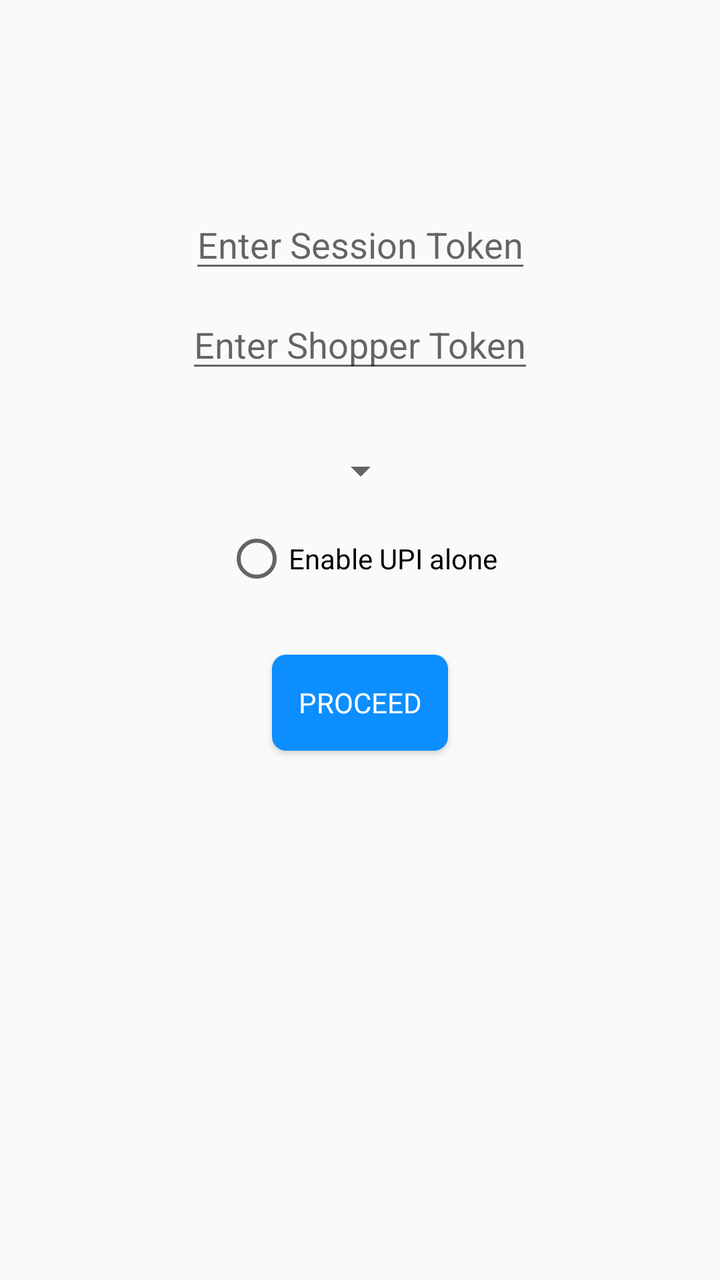
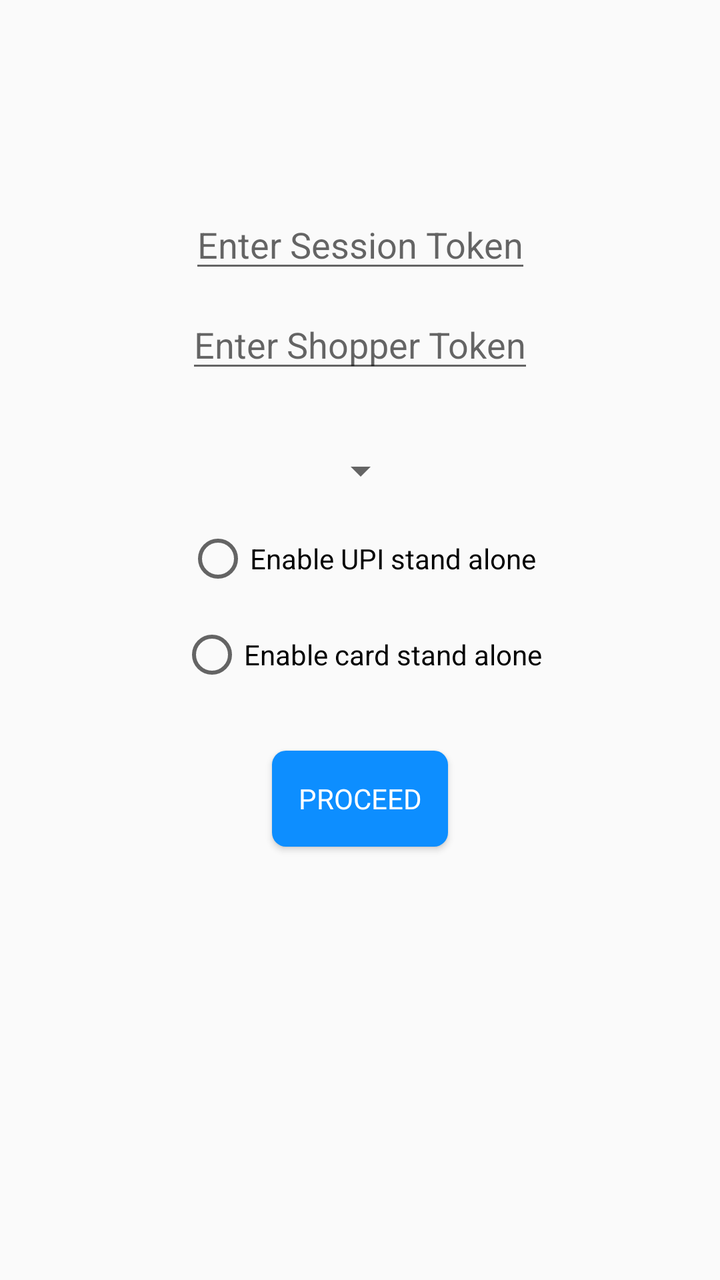

An Android layout rendered at two revisions. The XML below is the earlier revision; the diff shows what the commit changed to produce the second picture.
<!-- AndroidManifest.xml: application theme AppTheme -->
<!-- res/layout/activity_merchant_details_screen.xml -->
<?xml version="1.0" encoding="utf-8"?>
<androidx.constraintlayout.widget.ConstraintLayout xmlns:android="http://schemas.android.com/apk/res/android"
    xmlns:app="http://schemas.android.com/apk/res-auto"
    xmlns:tools="http://schemas.android.com/tools"
    android:layout_width="match_parent"
    android:layout_height="match_parent"
    android:id="@+id/main_container"
    tools:context=".MerchantDetailsScreen">

    <EditText
        android:id="@+id/editTextText"
        android:layout_width="wrap_content"
        android:layout_height="wrap_content"
        android:layout_marginTop="100dp"
        android:hint="Enter Session Token"
        android:inputType="text"
        app:layout_constraintEnd_toEndOf="parent"
        app:layout_constraintStart_toStartOf="parent"
        app:layout_constraintTop_toTopOf="parent"
        tools:ignore="TouchTargetSizeCheck" />

    <EditText
        android:id="@+id/shopperTokenEditText"
        android:layout_width="wrap_content"
        android:layout_height="wrap_content"
        android:layout_marginTop="50dp"
        android:hint="Enter Shopper Token"
        android:inputType="text"
        app:layout_constraintEnd_toEndOf="parent"
        app:layout_constraintStart_toStartOf="parent"
        app:layout_constraintTop_toTopOf="@+id/editTextText"
        tools:ignore="TouchTargetSizeCheck" />

    <Spinner
        android:id="@+id/environmentSpinner"
        android:layout_width="wrap_content"
        android:layout_height="wrap_content"
        android:layout_marginTop="32dp"
        android:hint="Select Environment"
        android:inputType="text"
        app:layout_constraintEnd_toEndOf="@+id/editTextText"
        app:layout_constraintStart_toStartOf="@+id/editTextText"
        app:layout_constraintTop_toBottomOf="@+id/shopperTokenEditText"
        tools:ignore="TouchTargetSizeCheck" />

    <RadioButton
        android:id="@+id/upiRadioButton"
        android:layout_width="wrap_content"
        android:layout_height="wrap_content"
        android:layout_marginTop="16dp"
        android:text="Enable UPI alone"
        app:layout_constraintEnd_toEndOf="@+id/environmentSpinner"
        app:layout_constraintStart_toStartOf="@+id/environmentSpinner"
        app:layout_constraintTop_toBottomOf="@+id/environmentSpinner" />


    <androidx.appcompat.widget.AppCompatButton
        android:id="@+id/button"
        android:layout_width="wrap_content"
        android:layout_height="wrap_content"
        android:layout_marginTop="32dp"
        android:text="Proceed"
        app:layout_constraintEnd_toEndOf="parent"
        app:layout_constraintStart_toStartOf="parent"
        android:background="@drawable/button_bg"
        android:textColor="#FFFFFF"
        android:fontFamily="@font/poppins_semibold"
        app:layout_constraintTop_toBottomOf="@+id/upiRadioButton" />
</androidx.constraintlayout.widget.ConstraintLayout>
<!-- resources referenced by this layout -->
<resources>
  <!-- drawable button_bg (drawable) -->
  <?xml version="1.0" encoding="utf-8"?>
  <shape xmlns:android="http://schemas.android.com/apk/res/android">
  <solid android:color="#0D8EFF"/>
      <corners android:radius="7dp"/>
  </shape>
  <style name="AppTheme" parent="Theme.AppCompat.Light.NoActionBar" />
</resources>

<!-- the commit's change to res/layout/activity_merchant_details_screen.xml (unified diff, before → after) -->
@@ -48,10 +48,20 @@
         android:layout_width="wrap_content"
         android:layout_height="wrap_content"
         android:layout_marginTop="16dp"
-        android:text="Enable UPI alone"
+        android:text="Enable UPI stand alone"
         app:layout_constraintEnd_toEndOf="@+id/environmentSpinner"
         app:layout_constraintStart_toStartOf="@+id/environmentSpinner"
         app:layout_constraintTop_toBottomOf="@+id/environmentSpinner" />
+
+    <RadioButton
+        android:id="@+id/cardRadioButton"
+        android:layout_width="wrap_content"
+        android:layout_height="wrap_content"
+        android:layout_marginTop="16dp"
+        android:text="Enable card stand alone"
+        app:layout_constraintEnd_toEndOf="@+id/environmentSpinner"
+        app:layout_constraintStart_toStartOf="@+id/environmentSpinner"
+        app:layout_constraintTop_toBottomOf="@+id/upiRadioButton" />
 
 
     <androidx.appcompat.widget.AppCompatButton
@@ -65,5 +75,5 @@
         android:background="@drawable/button_bg"
         android:textColor="#FFFFFF"
         android:fontFamily="@font/poppins_semibold"
-        app:layout_constraintTop_toBottomOf="@+id/upiRadioButton" />
+        app:layout_constraintTop_toBottomOf="@+id/cardRadioButton" />
 </androidx.constraintlayout.widget.ConstraintLayout>
